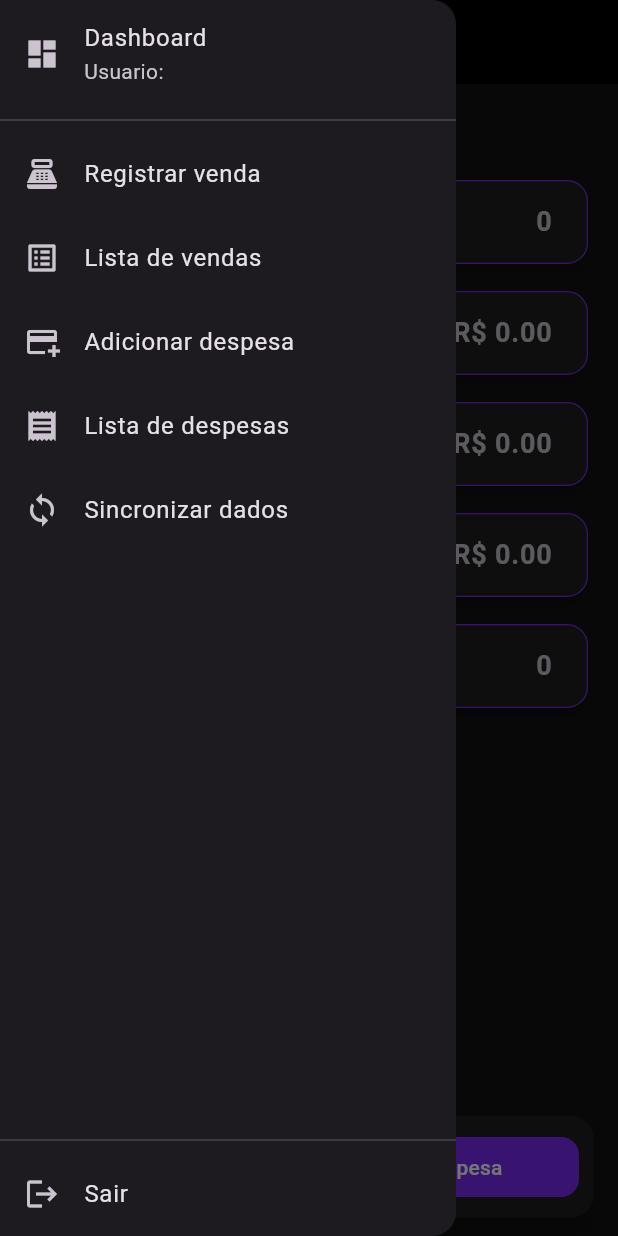
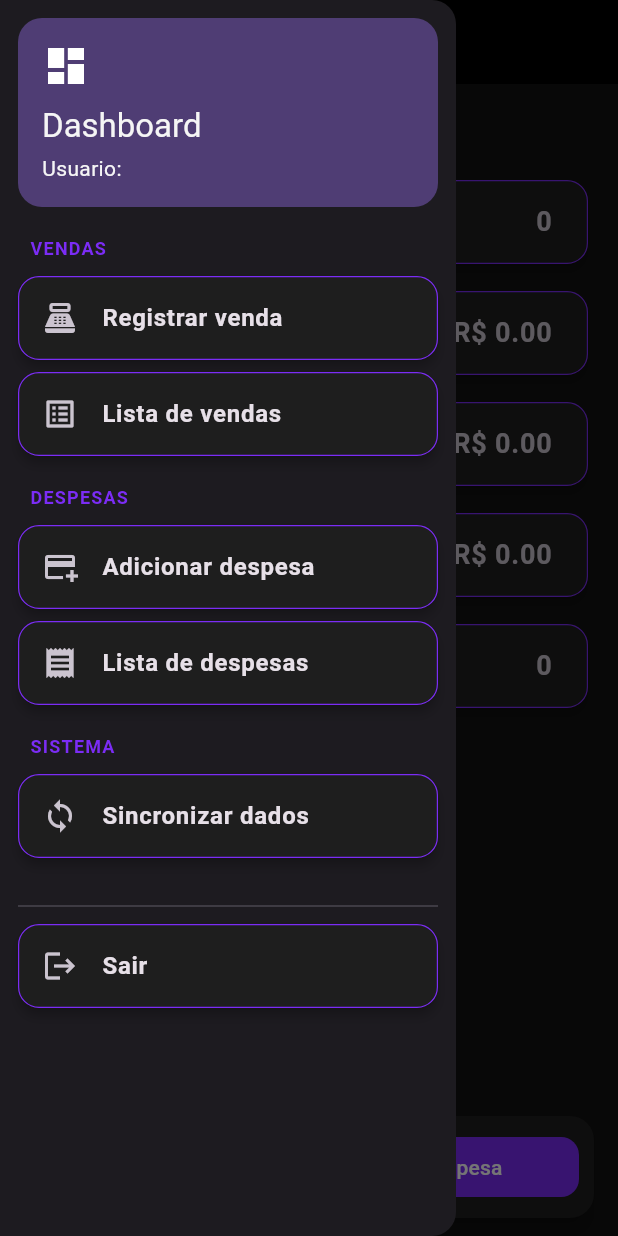
Before and after one commit to Iagoti/cangaia-de-jegue, a Flutter app: the DashboardView screen opened directly with empty values, with the side drawer open, on a phone screen of 412 x 824 dp. Run offline on Flutter 3.47's test engine with Material 3 defaults, Android fonts, the phone set to English and light mode, and no system bars; our stand-ins replace font_awesome_flutter, sqflite; accounts and stored records are empty.

Commit message:
Alterado icone e mensagem ao salvar

```diff
--- a/lib/views/dashboard_view.dart
+++ b/lib/views/dashboard_view.dart
@@ -23,12 +23,18 @@ class _DashboardViewState extends State<DashboardView> {
   bool _isSyncing = false;
 
   Future<void> _goToSalesScreen() async {
-    await Navigator.of(context).push(
+    final saved = await Navigator.of(context).push<bool>(
       MaterialPageRoute(
         builder: (_) => HomeView(loggedUser: widget.loggedUser),
       ),
     );
-    if (mounted) setState(() {});
+    if (!mounted) return;
+    if (saved == true) {
+      ScaffoldMessenger.of(context).showSnackBar(
+        const SnackBar(content: Text('Venda salva com sucesso.')),
+      );
+    }
+    setState(() {});
   }
 
   Future<void> _goToSalesListScreen() async {
@@ -39,10 +45,16 @@ class _DashboardViewState extends State<DashboardView> {
   }
 
   Future<void> _goToExpenseForm() async {
-    await Navigator.of(
+    final saved = await Navigator.of(
       context,
-    ).push(MaterialPageRoute(builder: (_) => const ExpenseFormView()));
-    if (mounted) setState(() {});
+    ).push<bool>(MaterialPageRoute(builder: (_) => const ExpenseFormView()));
+    if (!mounted) return;
+    if (saved == true) {
+      ScaffoldMessenger.of(context).showSnackBar(
+        const SnackBar(content: Text('Despesa salva com sucesso.')),
+      );
+    }
+    setState(() {});
   }
 
   Future<void> _goToExpensesListScreen() async {
@@ -98,36 +110,58 @@ class _DashboardViewState extends State<DashboardView> {
       appBar: AppBar(title: const Text('Dashboard')),
       drawer: Drawer(
         child: SafeArea(
-          child: Column(
+          child: ListView(
+            padding: const EdgeInsets.fromLTRB(12, 12, 12, 16),
             children: [
-              ListTile(
-                leading: const Icon(Icons.dashboard),
-                title: const Text('Dashboard'),
-                subtitle: Text('Usuario: ${widget.loggedUser}'),
+              Container(
+                width: double.infinity,
+                padding: const EdgeInsets.all(16),
+                decoration: BoxDecoration(
+                  color: Theme.of(context).colorScheme.primaryContainer,
+                  borderRadius: BorderRadius.circular(16),
+                ),
+                child: Column(
+                  crossAxisAlignment: CrossAxisAlignment.start,
+                  children: [
+                    const Icon(Icons.dashboard, size: 32),
+                    const SizedBox(height: 10),
+                    Text(
+                      'Dashboard',
+                      style: Theme.of(context).textTheme.titleLarge,
+                    ),
+                    const SizedBox(height: 4),
+                    Text('Usuario: ${widget.loggedUser}'),
+                  ],
+                ),
               ),
-              const Divider(),
-              ListTile(
-                leading: const Icon(Icons.point_of_sale),
+              const SizedBox(height: 16),
+              const _DrawerSectionTitle(title: 'Vendas'),
+              _DrawerMenuItem(
+                icon: const Icon(Icons.point_of_sale),
                 title: const Text('Registrar venda'),
                 onTap: () => _closeDrawerAndRun(_goToSalesScreen),
               ),
-              ListTile(
-                leading: const Icon(Icons.list_alt),
+              _DrawerMenuItem(
+                icon: const Icon(Icons.list_alt),
                 title: const Text('Lista de vendas'),
                 onTap: () => _closeDrawerAndRun(_goToSalesListScreen),
               ),
-              ListTile(
-                leading: const Icon(Icons.add_card),
+              const SizedBox(height: 12),
+              const _DrawerSectionTitle(title: 'Despesas'),
+              _DrawerMenuItem(
+                icon: const Icon(Icons.add_card),
                 title: const Text('Adicionar despesa'),
                 onTap: () => _closeDrawerAndRun(_goToExpenseForm),
               ),
-              ListTile(
-                leading: const Icon(Icons.receipt),
+              _DrawerMenuItem(
+                icon: const Icon(Icons.receipt),
                 title: const Text('Lista de despesas'),
                 onTap: () => _closeDrawerAndRun(_goToExpensesListScreen),
               ),
-              ListTile(
-                leading: _isSyncing
+              const SizedBox(height: 12),
+              const _DrawerSectionTitle(title: 'Sistema'),
+              _DrawerMenuItem(
+                icon: _isSyncing
                     ? const SizedBox(
                         height: 24,
                         width: 24,
@@ -139,10 +173,10 @@ class _DashboardViewState extends State<DashboardView> {
                 ),
                 onTap: _isSyncing ? null : () => _closeDrawerAndRun(_syncData),
               ),
-              const Spacer(),
+              const SizedBox(height: 20),
               const Divider(),
-              ListTile(
-                leading: const Icon(Icons.logout),
+              _DrawerMenuItem(
+                icon: const Icon(Icons.logout),
                 title: const Text('Sair'),
                 onTap: () => _closeDrawerAndRun(_logout),
               ),
@@ -256,6 +290,54 @@ class _DashboardViewState extends State<DashboardView> {
   }
 }
 
+class _DrawerSectionTitle extends StatelessWidget {
+  const _DrawerSectionTitle({required this.title});
+
+  final String title;
+
+  @override
+  Widget build(BuildContext context) {
+    return Padding(
+      padding: const EdgeInsets.fromLTRB(8, 4, 8, 6),
+      child: Text(
+        title.toUpperCase(),
+        style: Theme.of(context).textTheme.labelMedium?.copyWith(
+          fontWeight: FontWeight.bold,
+          color: Theme.of(context).colorScheme.primary,
+          letterSpacing: 0.8,
+        ),
+      ),
+    );
+  }
+}
+
+class _DrawerMenuItem extends StatelessWidget {
+  const _DrawerMenuItem({
+    required this.icon,
+    required this.title,
+    required this.onTap,
+  });
+
+  final Widget icon;
+  final Widget title;
+  final VoidCallback? onTap;
+
+  @override
+  Widget build(BuildContext context) {
+    return Card(
+      margin: const EdgeInsets.symmetric(vertical: 4),
+      child: ListTile(
+        leading: icon,
+        title: DefaultTextStyle.merge(
+          style: const TextStyle(fontWeight: FontWeight.w600),
+          child: title,
+        ),
+        onTap: onTap,
+      ),
+    );
+  }
+}
+
 class _DashboardCard extends StatelessWidget {
   const _DashboardCard({
     required this.title,
--- a/lib/views/expenses_list_view.dart
+++ b/lib/views/expenses_list_view.dart
@@ -37,6 +37,9 @@ class _ExpensesListViewState extends State<ExpensesListView> {
       context,
     ).push<bool>(MaterialPageRoute(builder: (_) => const ExpenseFormView()));
     if (changed == true && mounted) {
+      ScaffoldMessenger.of(context).showSnackBar(
+        const SnackBar(content: Text('Despesa salva com sucesso.')),
+      );
       setState(() {});
     }
   }
--- a/pubspec.yaml
+++ b/pubspec.yaml
@@ -63,6 +63,9 @@ flutter:
   # the material Icons class.
   uses-material-design: true
 
+  assets:
+    - assets/images/login_logo.png
+
   # To add assets to your application, add an assets section, like this:
   # assets:
   #   - images/a_dot_burr.jpeg
```
Also changed, not shown: lib/views/login_view.dart (+4 -24 lines), lib/views/sale_detail_view.dart (+6 -4 lines), lib/views/sales_list_view.dart (+8 -2 lines), assets/images/login_logo.png (added), 51 other files.
